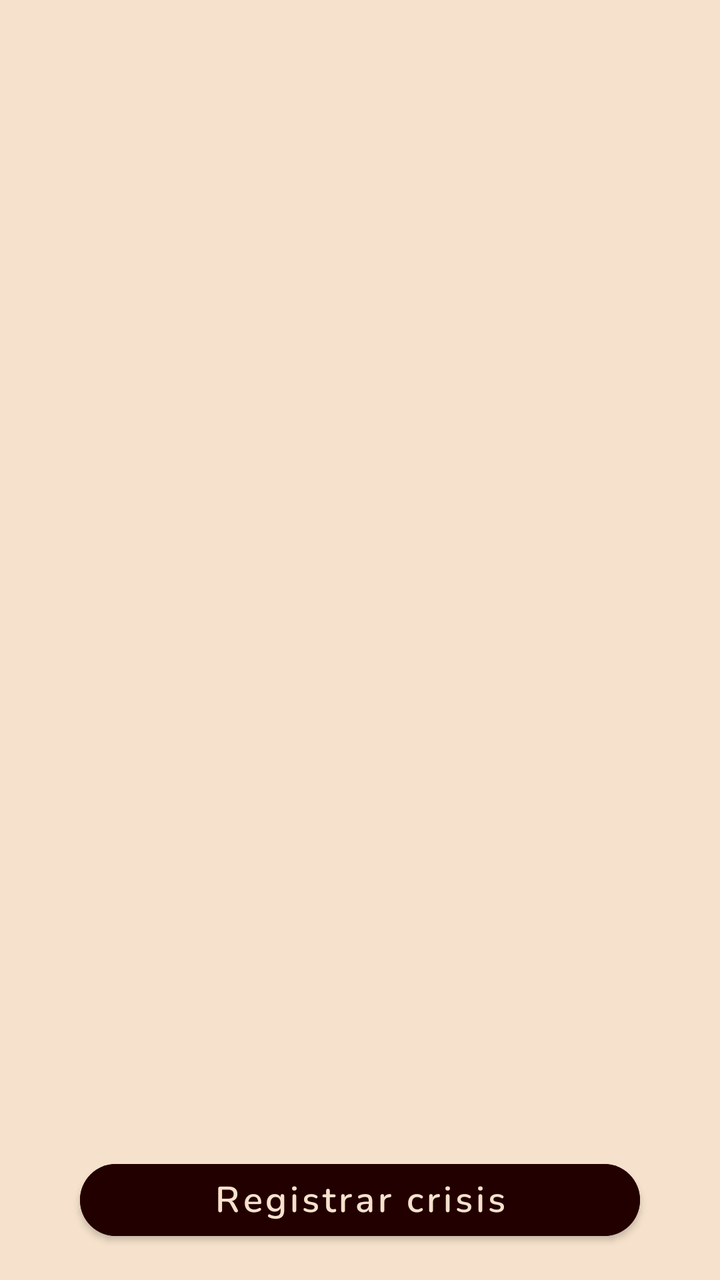
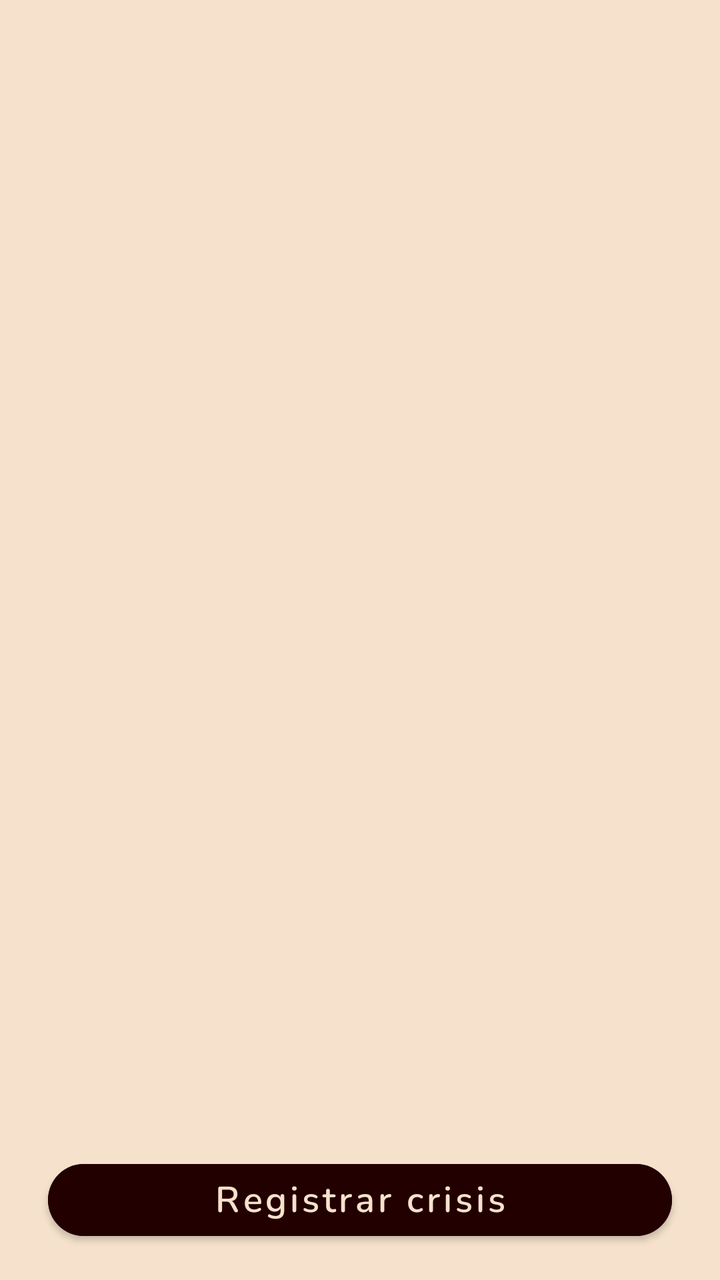

Screens rendered from an Android XML layout before and after an edit, with the pre-edit source and the edit as a unified diff.
<!-- AndroidManifest.xml: application theme Theme.Loveito -->
<!-- res/layout/fragment_home.xml -->
<?xml version="1.0" encoding="utf-8"?>
<FrameLayout xmlns:android="http://schemas.android.com/apk/res/android"
    xmlns:app="http://schemas.android.com/apk/res-auto"
    android:layout_width="match_parent"
    android:layout_height="match_parent"
    android:background="@color/bg">

    <LinearLayout
        android:orientation="vertical"
        android:paddingStart="16dp"
        android:paddingEnd="16dp"
        android:paddingBottom="16dp"
        android:paddingTop="0dp"
        android:layout_width="match_parent"
        android:layout_height="match_parent"
        android:gravity="top"
        android:fitsSystemWindows="true">

        <androidx.recyclerview.widget.RecyclerView
            android:id="@+id/recyclerPets"
            android:layout_width="match_parent"
            android:layout_height="0dp"
            android:layout_weight="1"
            android:clipToPadding="false"
            android:paddingBottom="8dp"
            android:overScrollMode="never" />

        <com.google.android.material.button.MaterialButton
            android:id="@+id/btnStartCrisis"
            android:text="@string/start_crisis_button"
            style="@style/NunitoBoldButtonRounded"
            android:layout_width="match_parent"
            android:layout_height="wrap_content"
            android:layout_marginTop="16dp"
            android:layout_marginStart="24dp"
            android:layout_marginEnd="24dp"
            android:layout_gravity="center_horizontal"
            android:backgroundTint="@color/accent_primary"
            android:textColor="@color/accent_on"
            app:cornerRadius="32dp" />
    </LinearLayout>

</FrameLayout>
<!-- resources referenced by this layout -->
<resources>
  <color name="accent_on">#F6E2CC</color>
  <color name="accent_primary">#230000</color>
  <color name="bg">#F6E2CC</color>
  <string name="start_crisis_button">Registrar crisis</string>
  <style name="NunitoBoldButtonRounded" parent="Widget.MaterialComponents.Button">
          <item name="android:fontFamily">@font/nunito_semibold</item>
          <item name="android:textStyle">bold</item>
          <item name="android:textSize">18sp</item>
          <item name="android:textAllCaps">false</item>
          <item name="android:backgroundTint">@color/accent_primary</item>
          <item name="cornerRadius">32dp</item>
      </style>
  <style name="Theme.Loveito" parent="Theme.Material3.DayNight.NoActionBar">
          <item name="colorPrimary">@color/bg_primary</item>
          <item name="colorOnPrimary">@color/text_primary</item>
          <item name="colorSecondary">@color/accent_primary</item>
          <item name="colorOnSecondary">@color/accent_on</item>
          <item name="android:colorBackground">@color/bg_primary</item>
          <item name="colorSurface">@color/bg_surface</item>
          <item name="colorOnSurface">@color/text_primary</item>
          <item name="colorError">@color/error_default</item>
          <item name="colorOnError">@color/text_primary</item>
      </style>
  <color name="bg_primary">#F6E2CC</color>
  <color name="text_primary">#2E2115</color>
  <color name="bg_surface">#F6E2CC</color>
  <color name="error_default">@color/error_accessible</color>
  <color name="error_accessible">#CF6679</color>
</resources>

<!-- the commit's change to res/layout/fragment_home.xml (unified diff, before → after) -->
@@ -7,14 +7,14 @@
 
     <LinearLayout
         android:orientation="vertical"
-        android:paddingStart="16dp"
-        android:paddingEnd="16dp"
+        android:paddingStart="0dp"
+        android:paddingEnd="0dp"
         android:paddingBottom="16dp"
-        android:paddingTop="0dp"
+        android:paddingTop="8dp"
         android:layout_width="match_parent"
         android:layout_height="match_parent"
         android:gravity="top"
-        android:fitsSystemWindows="true">
+        android:fitsSystemWindows="false">
 
         <androidx.recyclerview.widget.RecyclerView
             android:id="@+id/recyclerPets"
